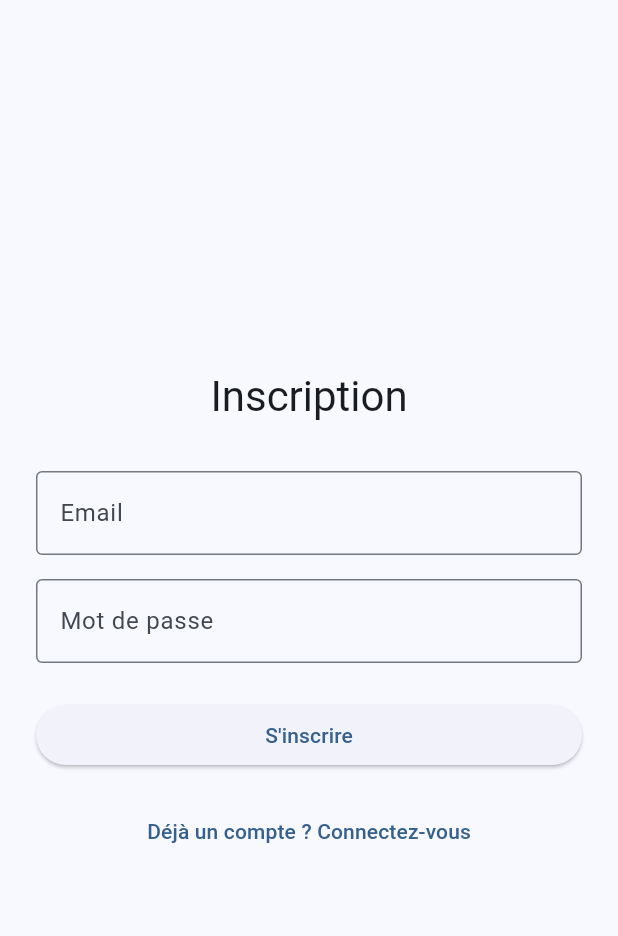
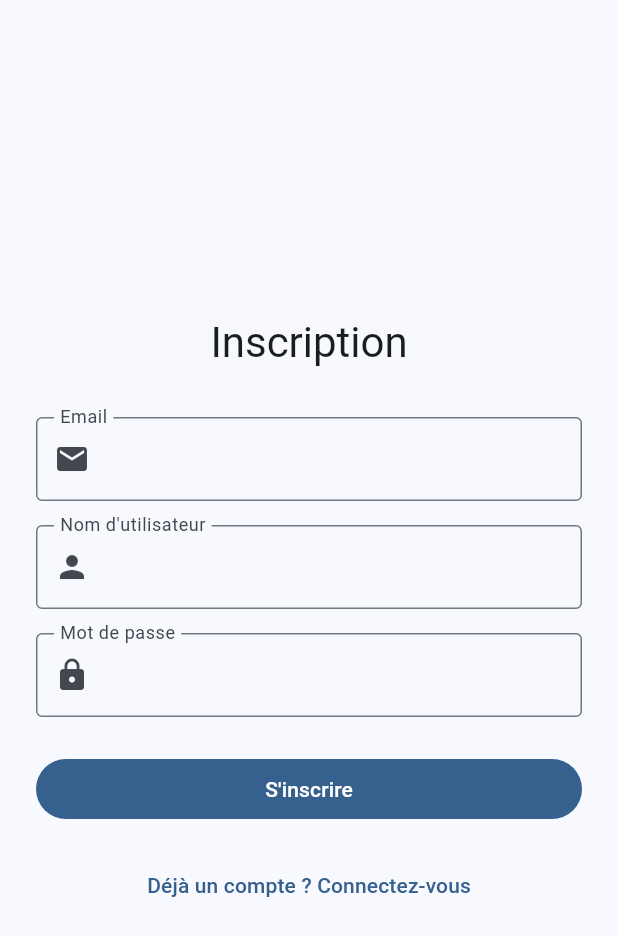
Before and after one commit to LaKwiss/rnd_game, a Flutter app: the screen it shows after launch, after a tap on "Pas de compte ? Inscrivez-vous", on a phone screen of 412 x 824 dp. Shown: the top 936 px of the screen. Run offline on Flutter 3.47's test engine with Material 3 defaults, Android fonts, the phone set to English and light mode, and no system bars; our stand-ins replace cloud_firestore, equatable, firebase_auth, firebase_core, flutter_riverpod, shared_preferences; accounts and stored records are empty.

Commit message:
Refactor authentication screen; implement AuthMode enum for managing sign-in and sign-up states, enhance form validation, and improve error handling

```diff
--- a/lib/auth_screen.dart
+++ b/lib/auth_screen.dart
@@ -1,6 +1,19 @@
 import 'package:flutter/material.dart';
 import 'package:firebase_auth/firebase_auth.dart';
 import 'package:rnd_game/shared_preferences_repository.dart';
+
+// Enum pour gérer les différents états d'authentification
+enum AuthMode {
+  signIn,
+  signUp;
+
+  String get title => this == AuthMode.signIn ? 'Connexion' : 'Inscription';
+  String get switchButtonText => this == AuthMode.signIn
+      ? 'Pas de compte ? Inscrivez-vous'
+      : 'Déjà un compte ? Connectez-vous';
+  String get submitButtonText =>
+      this == AuthMode.signIn ? 'Se connecter' : 'S\'inscrire';
+}
 
 class AuthScreen extends StatefulWidget {
   const AuthScreen({super.key});
@@ -11,25 +24,65 @@ class AuthScreen extends StatefulWidget {
 
 class _AuthScreenState extends State<AuthScreen> {
   final _formKey = GlobalKey<FormState>();
+
+  // Contrôleurs pour les champs de formulaire
   final _emailController = TextEditingController();
   final _passwordController = TextEditingController();
-  bool _isLoading = false;
-  bool _isRegister = false;
+  final _displayNameController = TextEditingController();
+
+  // États du formulaire
+  var _authMode = AuthMode.signIn;
+  var _isLoading = false;
   String? _errorMessage;
 
-  @override
-  void dispose() {
-    _emailController.dispose();
-    _passwordController.dispose();
-    super.dispose();
+  // Validateurs pour les champs
+  String? _validateEmail(String? value) {
+    if (value == null || value.isEmpty) {
+      return 'Veuillez entrer votre email';
+    }
+    if (!value.contains('@') || !value.contains('.')) {
+      return 'Veuillez entrer un email valide';
+    }
+    return null;
   }
 
-  void handleNextStep() {
-    SharedPreferencesRepository.setUid(FirebaseAuth.instance.currentUser!.uid);
-    Navigator.of(context).pushReplacementNamed('/lobby');
+  String? _validatePassword(String? value) {
+    if (value == null || value.isEmpty) {
+      return 'Veuillez entrer votre mot de passe';
+    }
+    if (_authMode == AuthMode.signUp && value.length < 6) {
+      return 'Le mot de passe doit contenir au moins 6 caractères';
+    }
+    return null;
   }
 
+  String? _validateDisplayName(String? value) {
+    if (_authMode == AuthMode.signUp) {
+      if (value == null || value.isEmpty) {
+        return 'Veuillez entrer votre nom d\'utilisateur';
+      }
+      if (value.length < 3) {
+        return 'Le nom doit contenir au moins 3 caractères';
+      }
+    }
+    return null;
+  }
+
+  // Gestion des erreurs Firebase
+  String _getErrorMessage(String code) {
+    return switch (code) {
+      'user-not-found' => 'Aucun utilisateur trouvé avec cet email',
+      'wrong-password' => 'Mot de passe incorrect',
+      'email-already-in-use' => 'Cet email est déjà utilisé',
+      'invalid-email' => 'Email invalide',
+      'weak-password' => 'Le mot de passe doit contenir au moins 6 caractères',
+      _ => 'Une erreur est survenue: $code',
+    };
+  }
+
+  // Soumission du formulaire
   Future<void> _submit() async {
+    // Validation du formulaire
     if (!_formKey.currentState!.validate()) return;
 
     setState(() {
@@ -38,23 +91,35 @@ class _AuthScreenState extends State<AuthScreen> {
     });
 
     try {
+      final auth = FirebaseAuth.instance;
       UserCredential userCredential;
-      if (_isRegister) {
-        userCredential =
-            await FirebaseAuth.instance.createUserWithEmailAndPassword(
+
+      if (_authMode == AuthMode.signUp) {
+        // Création du compte
+        userCredential = await auth.createUserWithEmailAndPassword(
           email: _emailController.text.trim(),
           password: _passwordController.text,
         );
+
+        // Mise à jour du profil avec le nom d'utilisateur
+        await userCredential.user?.updateDisplayName(
+          _displayNameController.text.trim(),
+        );
+
+        // Attendre que le displayName soit bien mis à jour
+        await auth.currentUser?.reload();
       } else {
-        userCredential = await FirebaseAuth.instance.signInWithEmailAndPassword(
+        // Connexion
+        userCredential = await auth.signInWithEmailAndPassword(
           email: _emailController.text.trim(),
           password: _passwordController.text,
         );
       }
 
-      // À ce stade, on est sûr d'avoir un uid valide
       if (userCredential.user?.uid != null) {
+        // Sauvegarde de l'UID dans les préférences
         await SharedPreferencesRepository.setUid(userCredential.user!.uid);
+
         if (mounted) {
           Navigator.of(context).pushReplacementNamed('/lobby');
         }
@@ -80,21 +145,21 @@ class _AuthScreenState extends State<AuthScreen> {
     }
   }
 
-  String _getErrorMessage(String code) {
-    switch (code) {
-      case 'user-not-found':
-        return 'Aucun utilisateur trouvé avec cet email';
-      case 'wrong-password':
-        return 'Mot de passe incorrect';
-      case 'email-already-in-use':
-        return 'Cet email est déjà utilisé';
-      case 'invalid-email':
-        return 'Email invalide';
-      case 'weak-password':
-        return 'Le mot de passe doit contenir au moins 6 caractères';
-      default:
-        return 'Une erreur est survenue: $code';
-    }
+  // Changement de mode (connexion/inscription)
+  void _switchAuthMode() {
+    setState(() {
+      _authMode =
+          _authMode == AuthMode.signIn ? AuthMode.signUp : AuthMode.signIn;
+      _errorMessage = null;
+    });
+  }
+
+  @override
+  void dispose() {
+    _emailController.dispose();
+    _passwordController.dispose();
+    _displayNameController.dispose();
+    super.dispose();
   }
 
   @override
@@ -109,54 +174,77 @@ class _AuthScreenState extends State<AuthScreen> {
               mainAxisAlignment: MainAxisAlignment.center,
               crossAxisAlignment: CrossAxisAlignment.stretch,
               children: [
+                // Titre
                 Text(
-                  _isRegister ? 'Inscription' : 'Connexion',
+                  _authMode.title,
                   style: Theme.of(context).textTheme.headlineMedium,
                   textAlign: TextAlign.center,
                 ),
                 const SizedBox(height: 32),
+
+                // Champ email
                 TextFormField(
                   controller: _emailController,
-                  decoration: const InputDecoration(
+                  decoration: InputDecoration(
                     labelText: 'Email',
-                    border: OutlineInputBorder(),
+                    border: const OutlineInputBorder(),
+                    prefixIcon: const Icon(Icons.email),
+                    floatingLabelBehavior: FloatingLabelBehavior.always,
                   ),
                   keyboardType: TextInputType.emailAddress,
-                  validator: (value) {
-                    if (value == null || value.isEmpty) {
-                      return 'Veuillez entrer votre email';
-                    }
-                    return null;
-                  },
+                  textInputAction: TextInputAction.next,
+                  validator: _validateEmail,
+                  enabled: !_isLoading,
                 ),
                 const SizedBox(height: 16),
+
+                // Champ displayName (uniquement en mode inscription)
+                if (_authMode == AuthMode.signUp) ...[
+                  TextFormField(
+                    controller: _displayNameController,
+                    decoration: InputDecoration(
+                      labelText: 'Nom d\'utilisateur',
+                      border: const OutlineInputBorder(),
+                      prefixIcon: const Icon(Icons.person),
+                      floatingLabelBehavior: FloatingLabelBehavior.always,
+                    ),
+                    textInputAction: TextInputAction.next,
+                    validator: _validateDisplayName,
+                    enabled: !_isLoading,
+                  ),
+                  const SizedBox(height: 16),
+                ],
+
+                // Champ mot de passe
                 TextFormField(
                   controller: _passwordController,
-                  decoration: const InputDecoration(
+                  decoration: InputDecoration(
                     labelText: 'Mot de passe',
-                    border: OutlineInputBorder(),
+                    border: const OutlineInputBorder(),
+                    prefixIcon: const Icon(Icons.lock),
+                    floatingLabelBehavior: FloatingLabelBehavior.always,
                   ),
                   obscureText: true,
-                  validator: (value) {
-                    if (value == null || value.isEmpty) {
-                      return 'Veuillez entrer votre mot de passe';
-                    }
-                    if (_isRegister && value.length < 6) {
-                      return 'Le mot de passe doit contenir au moins 6 caractères';
-                    }
-                    return null;
-                  },
+                  validator: _validatePassword,
+                  enabled: !_isLoading,
                 ),
+
+                // Message d'erreur
                 if (_errorMessage != null) ...[
                   const SizedBox(height: 16),
                   Text(
                     _errorMessage!,
-                    style: const TextStyle(color: Colors.red),
+                    style: TextStyle(
+                      color: Theme.of(context).colorScheme.error,
+                      fontWeight: FontWeight.w500,
+                    ),
                     textAlign: TextAlign.center,
                   ),
                 ],
+
+                // Bouton de soumission
                 const SizedBox(height: 24),
-                ElevatedButton(
+                FilledButton(
                   onPressed: _isLoading ? null : _submit,
                   child: _isLoading
                       ? const SizedBox(
@@ -164,16 +252,14 @@ class _AuthScreenState extends State<AuthScreen> {
                           width: 20,
                           child: CircularProgressIndicator(strokeWidth: 2),
                         )
-                      : Text(_isRegister ? 'S\'inscrire' : 'Se connecter'),
+                      : Text(_authMode.submitButtonText),
                 ),
+
+                // Bouton de changement de mode
                 const SizedBox(height: 16),
                 TextButton(
-                  onPressed: _isLoading
-                      ? null
-                      : () => setState(() => _isRegister = !_isRegister),
-                  child: Text(_isRegister
-                      ? 'Déjà un compte ? Connectez-vous'
-                      : 'Pas de compte ? Inscrivez-vous'),
+                  onPressed: _isLoading ? null : _switchAuthMode,
+                  child: Text(_authMode.switchButtonText),
                 ),
               ],
             ),
```
